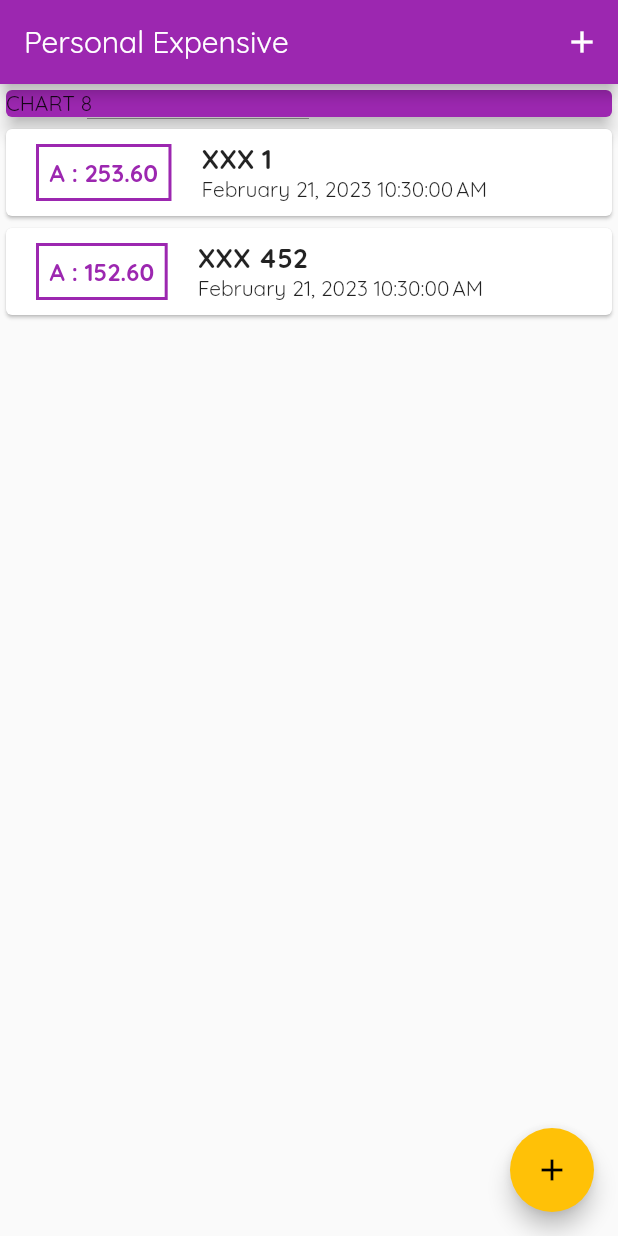
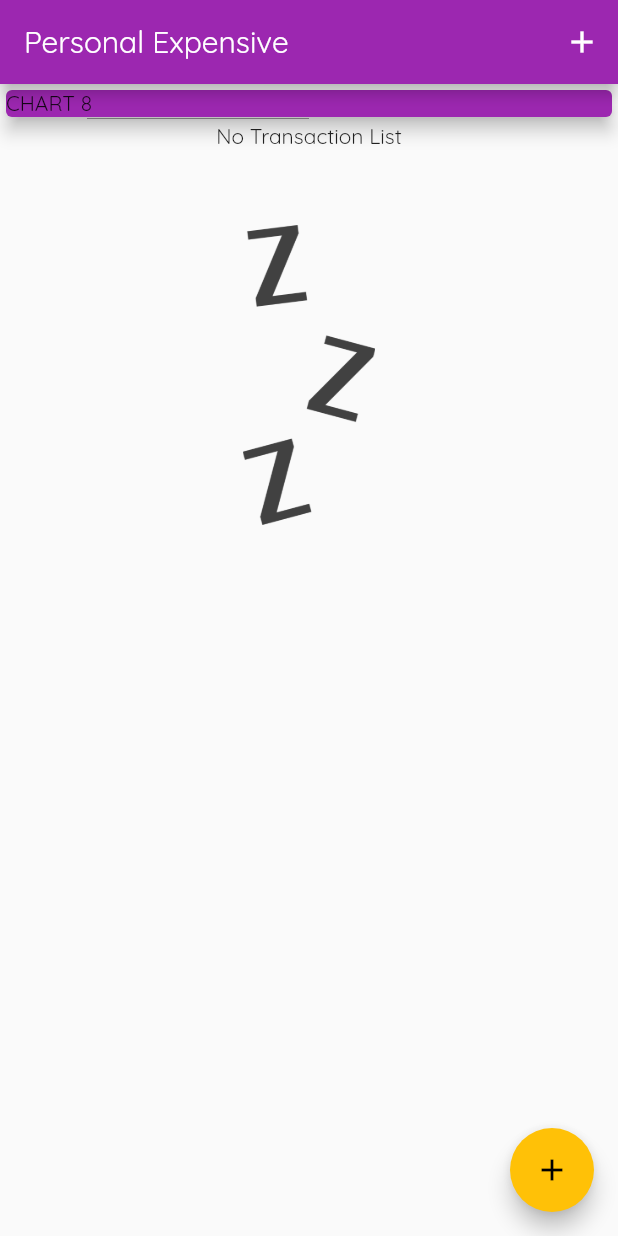
Before and after one commit to Jean-Lionel/flutter_budget_plan, a Flutter app: the screen it shows after launch, on a phone screen of 412 x 824 dp. Run offline on Flutter 3.47's test engine with Material 2 defaults, Android fonts, the phone set to English and light mode, and no system bars.

```diff
--- a/lib/main.dart
+++ b/lib/main.dart
@@ -31,9 +31,9 @@ class MyHomePage extends StatefulWidget {
 
 class _MyHomePageState extends State<MyHomePage> {
   final List<Transaction> _userTransactions = [
-    Transaction(id: 'Pk1', title: 'XXX 1', amount: 253.6, date: DateTime.now()),
-    Transaction(
-        id: 'Pk2', title: 'XXX 452', amount: 152.6, date: DateTime.now()),
+    // Transaction(id: 'Pk1', title: 'XXX 1', amount: 253.6, date: DateTime.now()),
+    // Transaction(
+    //     id: 'Pk2', title: 'XXX 452', amount: 152.6, date: DateTime.now()),
   ];
 
   void _addNewTransaction(String title, double amount) {
--- a/lib/widget/transaction_list.dart
+++ b/lib/widget/transaction_list.dart
@@ -9,7 +9,23 @@ class TransactionList extends StatelessWidget {
   Widget build(BuildContext context) {
     return Container(
       height: 300,
-      child: ListView.builder(
+      child: this.transactions.isEmpty
+          ? Column(
+              children: [
+                Text("No Transaction List"),
+                SizedBox(
+                  height: 50,
+                ),
+                Container(
+                  height: 200,
+                  child: Image.asset(
+                    "assets/image/waiting.png",
+                    fit: BoxFit.cover,
+                  ),
+                ),
+              ],
+            )
+          : ListView.builder(
               itemBuilder: (context, index) {
                 return Card(
                   child: Row(
@@ -54,7 +70,8 @@ class TransactionList extends StatelessWidget {
                               fontWeight: FontWeight.bold,
                             ),
                           ),
-                    Text(new DateFormat().format(transactions[index].date)),
+                          Text(new DateFormat()
+                              .format(transactions[index].date)),
                         ],
                       )
                     ],
```
Lines whose indentation alone changed are shown as unchanged.
